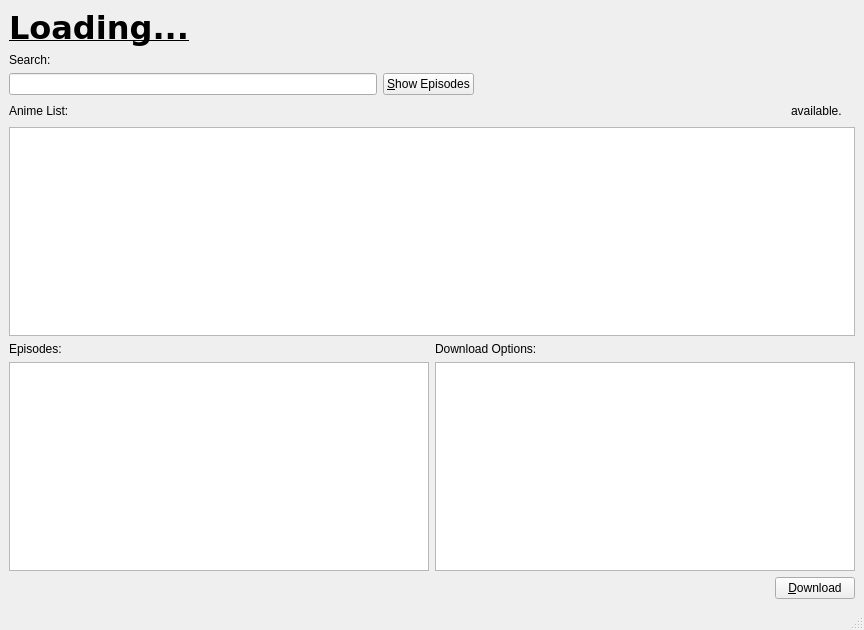
Before: the Qt Designer form series-manager/views/main.ui in ROAND/Series-Manager, drawn with Qt 5.
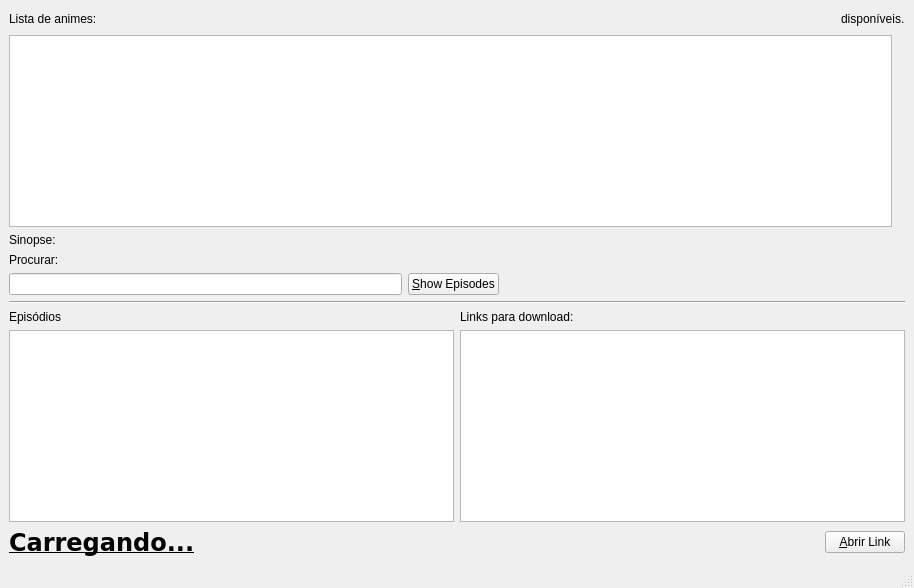
After: the same form once the commit is applied. Icons and pictures are not drawn.

```diff
--- a/series-manager/views/main.ui
+++ b/series-manager/views/main.ui
@@ -6,8 +6,8 @@
    <rect>
     <x>0</x>
     <y>0</y>
-    <width>864</width>
-    <height>630</height>
+    <width>914</width>
+    <height>588</height>
    </rect>
   </property>
   <property name="windowTitle">
@@ -20,82 +20,13 @@
   <widget class="QWidget" name="centralwidget">
    <layout class="QGridLayout" name="gridLayout">
     <item row="0" column="0">
-     <layout class="QHBoxLayout" name="horizontalLayout_7">
+     <layout class="QVBoxLayout" name="verticalLayout">
       <item>
-       <widget class="QLabel" name="loading_label">
-        <property name="font">
-         <font>
-          <family>DejaVu Sans</family>
-          <pointsize>24</pointsize>
-          <weight>75</weight>
-          <bold>true</bold>
-          <underline>true</underline>
-         </font>
-        </property>
-        <property name="text">
-         <string>Loading...</string>
-        </property>
-        <property name="textFormat">
-         <enum>Qt::AutoText</enum>
-        </property>
-       </widget>
-      </item>
-     </layout>
-    </item>
-    <item row="1" column="0">
-     <layout class="QHBoxLayout" name="horizontalLayout_3">
-      <item>
-       <widget class="QLabel" name="label_2">
-        <property name="text">
-         <string>Search:</string>
-        </property>
-       </widget>
-      </item>
-     </layout>
-    </item>
-    <item row="2" column="0">
-     <layout class="QHBoxLayout" name="horizontalLayout">
-      <item>
-       <widget class="QLineEdit" name="searchEdit"/>
-      </item>
-      <item>
-       <widget class="QPushButton" name="show_button">
-        <property name="text">
-         <string>&amp;Show Episodes</string>
-        </property>
-       </widget>
-      </item>
-      <item>
-       <widget class="QLabel" name="labelSearch">
-        <property name="autoFillBackground">
-         <bool>false</bool>
-        </property>
-        <property name="text">
-         <string/>
-        </property>
-       </widget>
-      </item>
-      <item>
-       <spacer name="horizontalSpacer">
-        <property name="orientation">
-         <enum>Qt::Horizontal</enum>
-        </property>
-        <property name="sizeHint" stdset="0">
-         <size>
-          <width>40</width>
-          <height>20</height>
-         </size>
-        </property>
-       </spacer>
-      </item>
-     </layout>
-    </item>
-    <item row="3" column="0">
      <layout class="QHBoxLayout" name="horizontalLayout_2">
       <item>
        <widget class="QLabel" name="label">
         <property name="text">
-         <string>Anime List:</string>
+           <string>Lista de animes:</string>
         </property>
        </widget>
       </item>
@@ -115,12 +46,35 @@
       <item>
        <widget class="QLabel" name="avaLabel">
         <property name="text">
-         <string>available.</string>
+           <string>disponíveis.</string>
+          </property>
+         </widget>
+        </item>
+       </layout>
+      </item>
+      <item>
+       <layout class="QHBoxLayout" name="horizontalLayout_8">
+        <item>
+         <widget class="QListWidget" name="anime_list_widget">
+          <property name="selectionMode">
+           <enum>QAbstractItemView::SingleSelection</enum>
+          </property>
+          <property name="isWrapping" stdset="0">
+           <bool>true</bool>
+          </property>
+          <property name="wordWrap">
+           <bool>true</bool>
         </property>
        </widget>
       </item>
       <item>
        <widget class="QLabel" name="image_label">
+          <property name="maximumSize">
+           <size>
+            <width>185</width>
+            <height>245</height>
+           </size>
+          </property>
         <property name="baseSize">
          <size>
           <width>0</width>
@@ -137,43 +91,124 @@
       </item>
      </layout>
     </item>
-    <item row="4" column="0">
-     <widget class="QListWidget" name="anime_list_widget">
-      <property name="selectionMode">
-       <enum>QAbstractItemView::SingleSelection</enum>
-      </property>
-     </widget>
-    </item>
-    <item row="5" column="0">
+      <item>
+       <widget class="QLabel" name="label_sinopse">
+        <property name="text">
+         <string>Sinopse:</string>
+        </property>
+        <property name="wordWrap">
+         <bool>true</bool>
+        </property>
+       </widget>
+      </item>
+      <item>
+       <layout class="QHBoxLayout" name="horizontalLayout_3">
+        <item>
+         <widget class="QLabel" name="label_2">
+          <property name="text">
+           <string>Procurar:</string>
+          </property>
+         </widget>
+        </item>
+       </layout>
+      </item>
+      <item>
+       <layout class="QHBoxLayout" name="horizontalLayout">
+        <item>
+         <widget class="QLineEdit" name="searchEdit"/>
+        </item>
+        <item>
+         <widget class="QPushButton" name="show_button">
+          <property name="text">
+           <string>&amp;Show Episodes</string>
+          </property>
+         </widget>
+        </item>
+        <item>
+         <widget class="QLabel" name="labelSearch">
+          <property name="autoFillBackground">
+           <bool>false</bool>
+          </property>
+          <property name="text">
+           <string/>
+          </property>
+         </widget>
+        </item>
+        <item>
+         <spacer name="horizontalSpacer">
+          <property name="orientation">
+           <enum>Qt::Horizontal</enum>
+          </property>
+          <property name="sizeHint" stdset="0">
+           <size>
+            <width>40</width>
+            <height>20</height>
+           </size>
+          </property>
+         </spacer>
+        </item>
+       </layout>
+      </item>
+      <item>
+       <widget class="Line" name="line">
+        <property name="orientation">
+         <enum>Qt::Horizontal</enum>
+        </property>
+       </widget>
+      </item>
+      <item>
      <layout class="QHBoxLayout" name="horizontalLayout_4">
       <item>
        <widget class="QLabel" name="label_4">
         <property name="text">
-         <string>Episodes:</string>
+           <string>Episódios</string>
         </property>
        </widget>
       </item>
       <item>
        <widget class="QLabel" name="label_3">
         <property name="text">
-         <string>Download Options:</string>
+           <string>Links para download:</string>
         </property>
        </widget>
       </item>
      </layout>
     </item>
-    <item row="6" column="0">
+      <item>
      <layout class="QHBoxLayout" name="horizontalLayout_6">
       <item>
-       <widget class="QListWidget" name="res_list_widget"/>
+         <widget class="QListWidget" name="res_list_widget">
+          <property name="wordWrap">
+           <bool>false</bool>
+          </property>
+         </widget>
       </item>
       <item>
        <widget class="QListWidget" name="options_list_widget"/>
       </item>
      </layout>
     </item>
-    <item row="7" column="0">
+      <item>
      <layout class="QHBoxLayout" name="horizontalLayout_5">
+        <item>
+         <widget class="QLabel" name="loading_label">
+          <property name="font">
+           <font>
+            <family>DejaVu Sans</family>
+            <pointsize>18</pointsize>
+            <weight>75</weight>
+            <bold>true</bold>
+            <underline>true</underline>
+           </font>
+          </property>
+          <property name="text">
+           <string>Carregando...</string>
+          </property>
+          <property name="textFormat">
+           <enum>Qt::AutoText</enum>
+          </property>
+         </widget>
+        </item>
       <item>
        <spacer name="horizontalSpacer_3">
         <property name="orientation">
@@ -190,9 +225,11 @@
       <item>
        <widget class="QPushButton" name="download_button">
         <property name="text">
-         <string>&amp;Download</string>
-        </property>
-       </widget>
+           <string>&amp;Abrir Link</string>
+          </property>
+         </widget>
+        </item>
+       </layout>
       </item>
      </layout>
     </item>
```
Left out of the diff: 10 changed lines with no effect on the pictures. Lines whose indentation alone changed are shown as unchanged.
